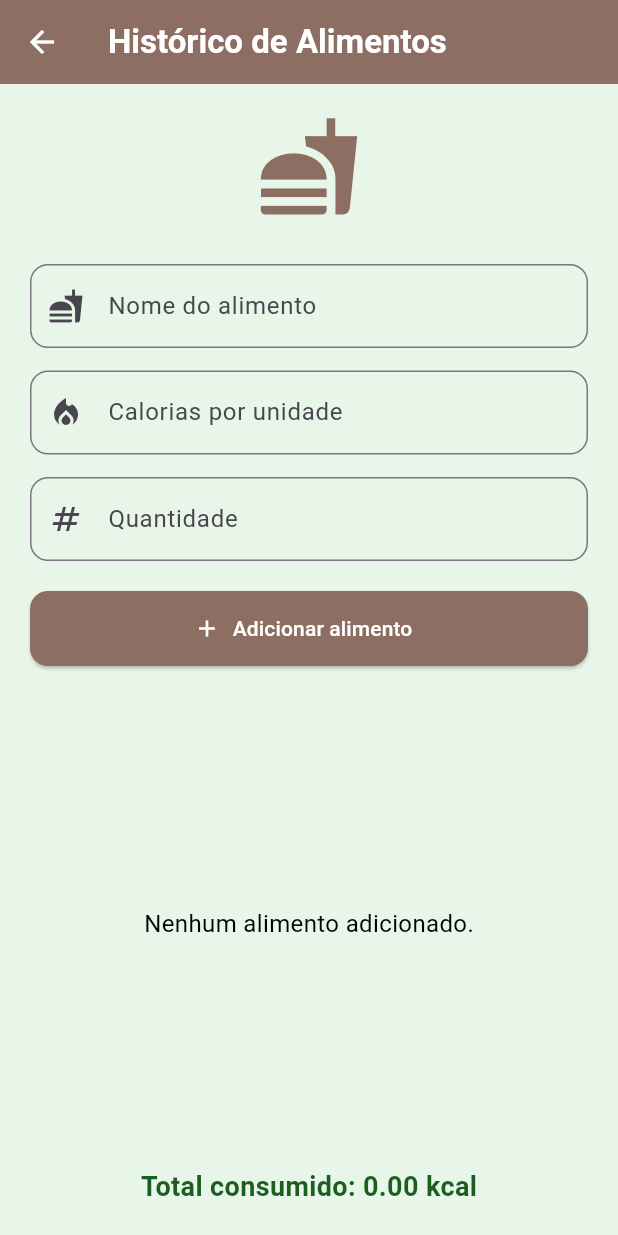
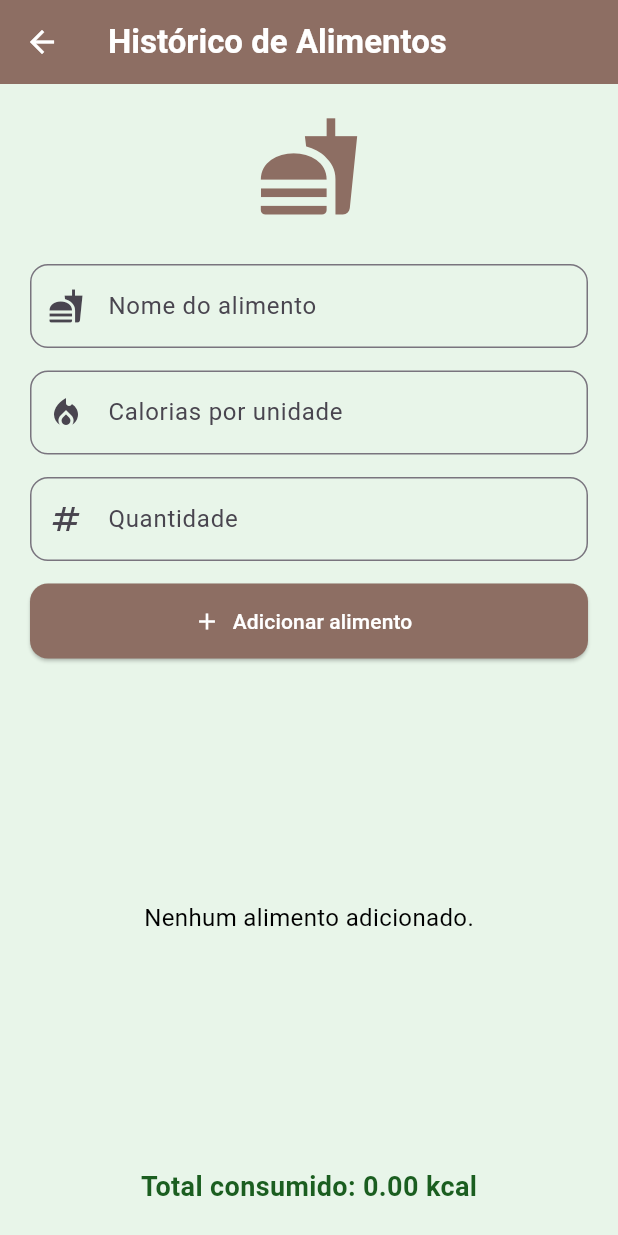
Before and after one commit to JVPCoder/flutter_imc_app, a Flutter app: the FoodView screen opened directly, on a phone screen of 412 x 824 dp. Run offline on Flutter 3.47's test engine with Material 3 defaults, Android fonts, the phone set to English and light mode, and no system bars.

Commit message:
FEAT: fix input text and resize

```diff
--- a/lib/views/food_view.dart
+++ b/lib/views/food_view.dart
@@ -59,16 +59,16 @@ class _FoodViewState extends State<FoodView> {
             SizedBox(height: 30), // Espaçamento entre ícone e inputs
 
             // Input Nome do Alimento
-            buildTextField(nomeController, 'Nome do alimento', Icons.fastfood),
+            buildTextField(nomeController, 'Nome do alimento', Icons.fastfood, false),
             SizedBox(height: 15),
 
             // Input Calorias por unidade
-            buildTextField(calController, 'Calorias por unidade', Icons.local_fire_department),
+            buildTextField(calController, 'Calorias por unidade', Icons.local_fire_department, true),
             SizedBox(height: 15),
 
             // Input Quantidade
-            buildTextField(qtdController, 'Quantidade', Icons.numbers),
-            SizedBox(height: 20),
+            buildTextField(qtdController, 'Quantidade', Icons.numbers, true),
+            SizedBox(height: 15),
 
             // Botão para adicionar alimento
             ElevatedButton.icon(
@@ -82,7 +82,7 @@ class _FoodViewState extends State<FoodView> {
                 shape: RoundedRectangleBorder(borderRadius: BorderRadius.circular(12)),
               ),
             ),
-            SizedBox(height: 20),
+            SizedBox(height: 7),
 
             // Lista de alimentos
             Expanded(
@@ -106,7 +106,7 @@ class _FoodViewState extends State<FoodView> {
                       },
                     ),
             ),
-            SizedBox(height: 10),
+            SizedBox(height: 1),
 
             // Total de calorias consumidas
             Text(
@@ -119,10 +119,10 @@ class _FoodViewState extends State<FoodView> {
     );
   }
 
-  Widget buildTextField(TextEditingController controller, String label, IconData icon) {
+  Widget buildTextField(TextEditingController controller, String label, IconData icon, bool number) {
     return TextField(
       controller: controller,
-      keyboardType: TextInputType.numberWithOptions(decimal: true),
+      keyboardType: number ? TextInputType.numberWithOptions(decimal: true) : TextInputType.text,
       decoration: InputDecoration(
         labelText: label,
         prefixIcon: Icon(icon),
```
